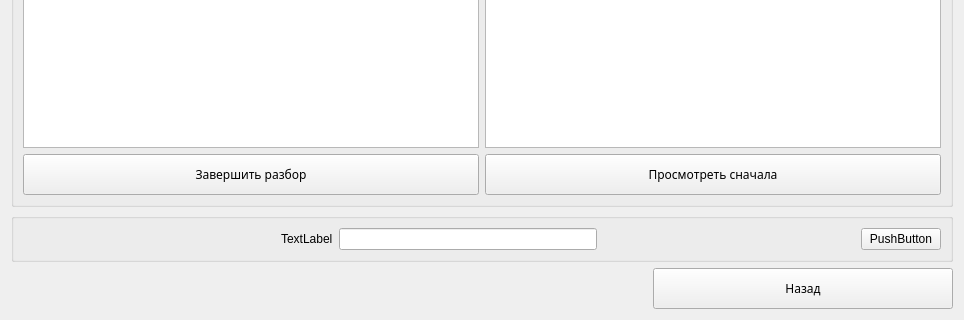
First picture: the form in ParsingAssistant/CWindow.ui, repository Owlfeather/ParsingAssistant, before the edit; both pictures show x 0 to 964 and y 400 to 720 of the 964 by 720 pixel window.
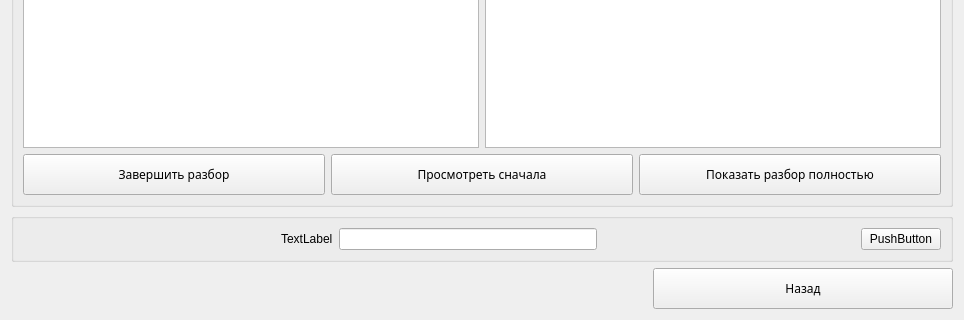
Second picture: the form after the edit.

```diff
--- a/ParsingAssistant/CWindow.ui
+++ b/ParsingAssistant/CWindow.ui
@@ -250,6 +250,25 @@
             </property>
            </widget>
           </item>
+          <item>
+           <widget class="QPushButton" name="btnShowAll">
+            <property name="minimumSize">
+             <size>
+              <width>0</width>
+              <height>41</height>
+             </size>
+            </property>
+            <property name="font">
+             <font>
+              <family>Century Gothic</family>
+              <pointsize>9</pointsize>
+             </font>
+            </property>
+            <property name="text">
+             <string>Показать разбор полностью</string>
+            </property>
+           </widget>
+          </item>
          </layout>
         </item>
        </layout>
```
